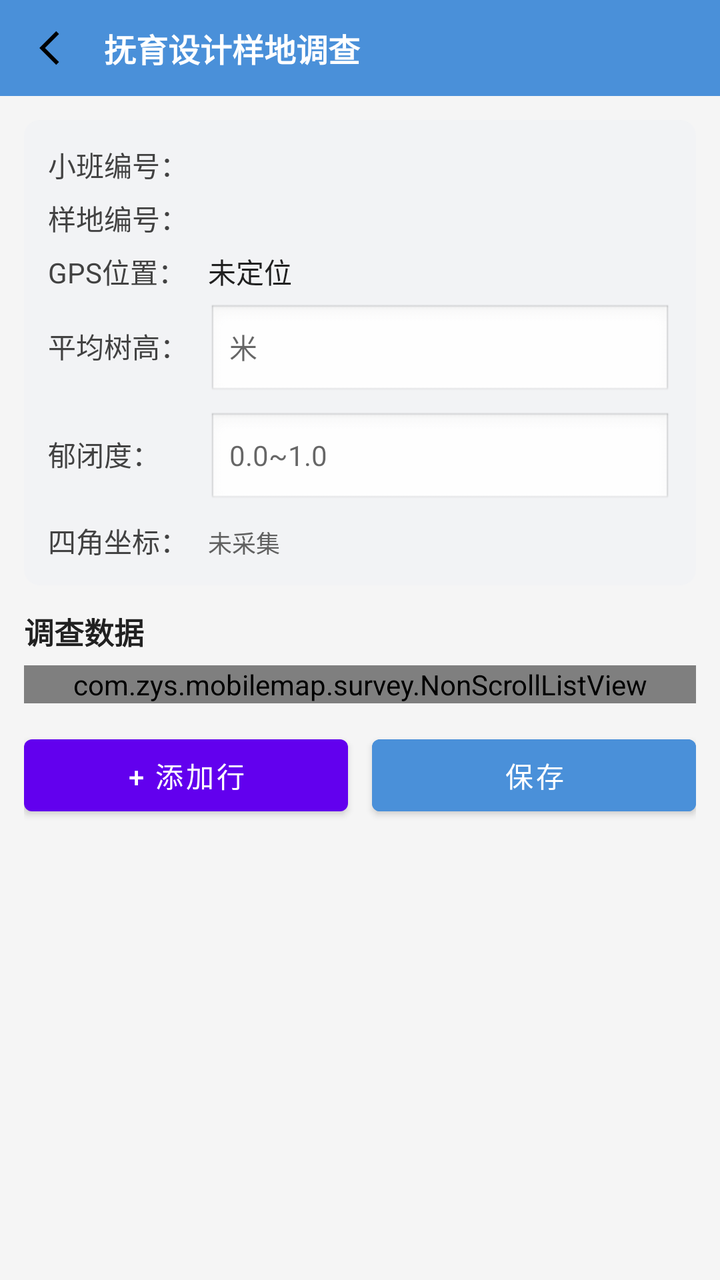
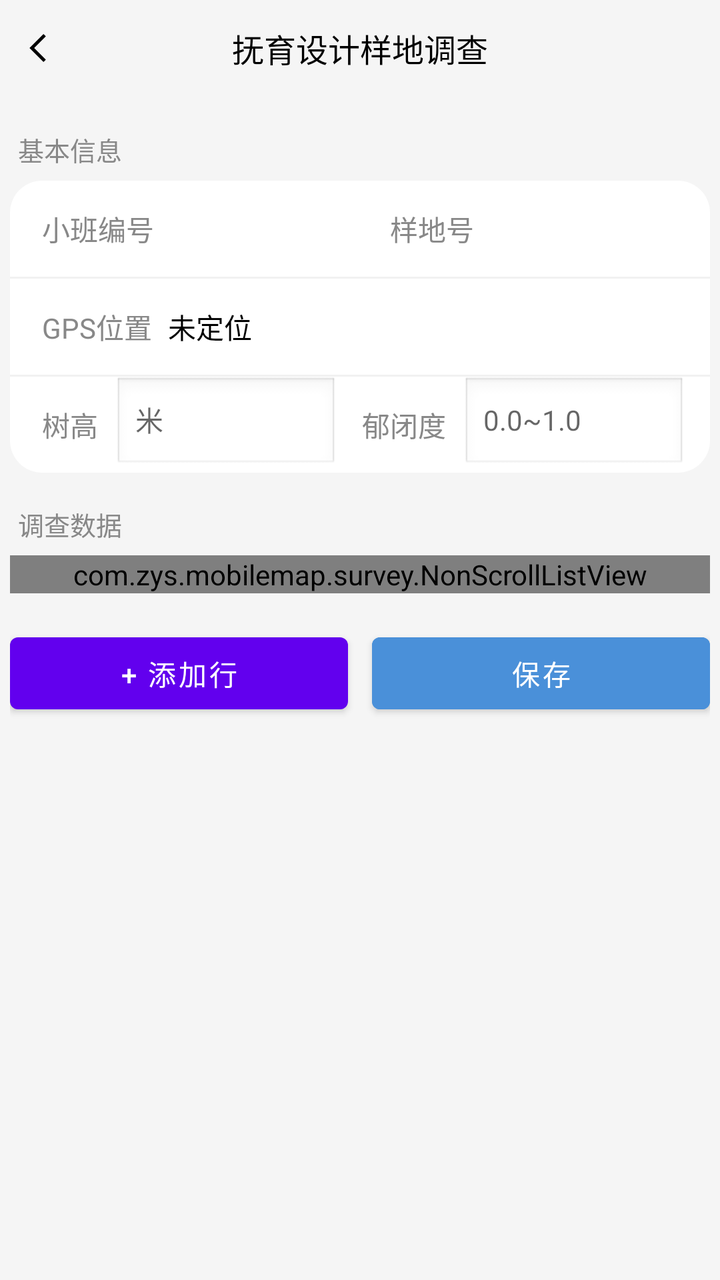

Two renders of the same Android screen: before a commit and after it. Below are the layout's source before the change and the commit's diff.
<!-- AndroidManifest.xml: activity theme Theme.MobileMap -->
<!-- res/layout/activity_sample_survey.xml -->
<?xml version="1.0" encoding="utf-8"?>
<LinearLayout xmlns:android="http://schemas.android.com/apk/res/android"
    android:layout_width="match_parent"
    android:layout_height="match_parent"
    android:orientation="vertical"
    android:background="#F5F5F5">

    
    <LinearLayout
        android:layout_width="match_parent"
        android:layout_height="48dp"
        android:background="#FF4A90D9"
        android:gravity="center_vertical"
        android:orientation="horizontal"
        android:paddingStart="8dp"
        android:paddingEnd="12dp">

        <ImageView
            android:id="@+id/iv_back"
            android:layout_width="36dp"
            android:layout_height="36dp"
            android:padding="6dp"
            android:contentDescription="返回"
            android:src="@drawable/ic_left_arrow_black"
            android:background="?attr/selectableItemBackgroundBorderless" />

        <TextView
            android:layout_width="0dp"
            android:layout_height="wrap_content"
            android:layout_weight="1"
            android:layout_marginStart="8dp"
            android:text="抚育设计样地调查"
            android:textColor="#FFFFFF"
            android:textSize="16sp"
            android:textStyle="bold" />
    </LinearLayout>

    <ScrollView
        android:layout_width="match_parent"
        android:layout_height="0dp"
        android:layout_weight="1"
        android:fillViewport="true">

        <LinearLayout
            android:layout_width="match_parent"
            android:layout_height="wrap_content"
            android:orientation="vertical"
            android:padding="12dp">

            
            <LinearLayout
                android:layout_width="match_parent"
                android:layout_height="wrap_content"
                android:background="@drawable/bg_feature_group"
                android:orientation="vertical"
                android:padding="12dp">

                <LinearLayout
                    android:layout_width="match_parent"
                    android:layout_height="wrap_content"
                    android:orientation="horizontal">
                    <TextView
                        android:layout_width="80dp"
                        android:layout_height="wrap_content"
                        android:text="小班编号："
                        android:textSize="14sp"
                        android:textColor="#424242" />
                    <TextView
                        android:id="@+id/tv_compartment_no"
                        android:layout_width="0dp"
                        android:layout_height="wrap_content"
                        android:layout_weight="1"
                        android:textSize="14sp"
                        android:textColor="#212121" />
                </LinearLayout>

                <LinearLayout
                    android:layout_width="match_parent"
                    android:layout_height="wrap_content"
                    android:layout_marginTop="6dp"
                    android:orientation="horizontal">
                    <TextView
                        android:layout_width="80dp"
                        android:layout_height="wrap_content"
                        android:text="样地编号："
                        android:textSize="14sp"
                        android:textColor="#424242" />
                    <TextView
                        android:id="@+id/tv_plot_no"
                        android:layout_width="0dp"
                        android:layout_height="wrap_content"
                        android:layout_weight="1"
                        android:textSize="14sp"
                        android:textColor="#212121" />
                </LinearLayout>

                <LinearLayout
                    android:layout_width="match_parent"
                    android:layout_height="wrap_content"
                    android:layout_marginTop="6dp"
                    android:orientation="horizontal">
                    <TextView
                        android:layout_width="80dp"
                        android:layout_height="wrap_content"
                        android:text="GPS位置："
                        android:textSize="14sp"
                        android:textColor="#424242" />
                    <TextView
                        android:id="@+id/tv_gps"
                        android:layout_width="0dp"
                        android:layout_height="wrap_content"
                        android:layout_weight="1"
                        android:textSize="14sp"
                        android:textColor="#212121"
                        android:text="未定位" />
                </LinearLayout>

                <LinearLayout
                    android:layout_width="match_parent"
                    android:layout_height="wrap_content"
                    android:layout_marginTop="6dp"
                    android:orientation="horizontal">
                    <TextView
                        android:layout_width="80dp"
                        android:layout_height="wrap_content"
                        android:text="平均树高："
                        android:textSize="14sp"
                        android:textColor="#424242" />
                    <EditText
                        android:id="@+id/et_tree_height"
                        android:layout_width="0dp"
                        android:layout_height="wrap_content"
                        android:layout_weight="1"
                        android:hint="米"
                        android:inputType="numberDecimal"
                        android:textSize="14sp"
                        android:background="@android:drawable/edit_text" />
                </LinearLayout>

                <LinearLayout
                    android:layout_width="match_parent"
                    android:layout_height="wrap_content"
                    android:layout_marginTop="6dp"
                    android:orientation="horizontal">
                    <TextView
                        android:layout_width="80dp"
                        android:layout_height="wrap_content"
                        android:text="郁闭度："
                        android:textSize="14sp"
                        android:textColor="#424242" />
                    <EditText
                        android:id="@+id/et_canopy_density"
                        android:layout_width="0dp"
                        android:layout_height="wrap_content"
                        android:layout_weight="1"
                        android:hint="0.0~1.0"
                        android:inputType="numberDecimal"
                        android:textSize="14sp"
                        android:background="@android:drawable/edit_text" />
                </LinearLayout>

                <LinearLayout
                    android:layout_width="match_parent"
                    android:layout_height="wrap_content"
                    android:layout_marginTop="6dp"
                    android:orientation="horizontal">
                    <TextView
                        android:layout_width="80dp"
                        android:layout_height="wrap_content"
                        android:text="四角坐标："
                        android:textSize="14sp"
                        android:textColor="#424242" />
                    <TextView
                        android:id="@+id/tv_corners"
                        android:layout_width="0dp"
                        android:layout_height="wrap_content"
                        android:layout_weight="1"
                        android:textSize="12sp"
                        android:textColor="#616161"
                        android:text="未采集" />
                </LinearLayout>
            </LinearLayout>

            
            <TextView
                android:layout_width="match_parent"
                android:layout_height="wrap_content"
                android:layout_marginTop="12dp"
                android:text="调查数据"
                android:textSize="15sp"
                android:textStyle="bold"
                android:textColor="#212121" />

            
            <com.zys.mobilemap.survey.NonScrollListView
                android:id="@+id/lv_survey_rows"
                android:layout_width="match_parent"
                android:layout_height="wrap_content"
                android:layout_marginTop="6dp"
                android:divider="#E0E0E0"
                android:dividerHeight="1dp" />

            
            <LinearLayout
                android:layout_width="match_parent"
                android:layout_height="wrap_content"
                android:layout_marginTop="12dp"
                android:layout_marginBottom="16dp"
                android:orientation="horizontal">

                <Button
                    android:id="@+id/btn_add_row"
                    android:layout_width="0dp"
                    android:layout_height="wrap_content"
                    android:layout_weight="1"
                    android:layout_marginEnd="6dp"
                    android:text="+ 添加行"
                    android:textSize="14sp" />

                <Button
                    android:id="@+id/btn_save"
                    android:layout_width="0dp"
                    android:layout_height="wrap_content"
                    android:layout_weight="1"
                    android:layout_marginStart="6dp"
                    android:text="保存"
                    android:textSize="14sp"
                    android:backgroundTint="#FF4A90D9"
                    android:textColor="#FFFFFF" />
            </LinearLayout>
        </LinearLayout>
    </ScrollView>
</LinearLayout>
<!-- resources referenced by this layout -->
<resources>
  <!-- drawable bg_feature_group (drawable) -->
  <?xml version="1.0" encoding="utf-8"?>
  <shape xmlns:android="http://schemas.android.com/apk/res/android" android:shape="rectangle">
      <solid android:color="#F2F3F5" />
      <corners android:radius="8dp" />
  </shape>
  <!-- drawable ic_left_arrow_black (drawable) -->
  <?xml version="1.0" encoding="utf-8"?>
  <vector xmlns:android="http://schemas.android.com/apk/res/android"
      android:width="24dp"
      android:height="24dp"
      android:viewportWidth="24"
      android:viewportHeight="24">
      <path
          android:fillColor="#000000"
          android:pathData="M15.5,5L8.5,12L15.5,19L14.1,20.4L5.7,12L14.1,3.6Z" />
  </vector>
  <style name="Theme.MobileMap" parent="Theme.MaterialComponents.DayNight.DarkActionBar">
          
          <item name="colorPrimary">@color/purple_500</item>
          <item name="colorPrimaryVariant">@color/purple_700</item>
          <item name="colorOnPrimary">@color/white</item>
          
          <item name="colorSecondary">@color/teal_200</item>
          <item name="colorSecondaryVariant">@color/teal_700</item>
          <item name="colorOnSecondary">@color/black</item>
          
          <item name="android:statusBarColor">?attr/colorPrimaryVariant</item>
          
      </style>
  <color name="purple_500">#FF6200EE</color>
  <color name="purple_700">#FF3700B3</color>
  <color name="white">#FFFFFFFF</color>
  <color name="teal_200">#FF03DAC5</color>
  <color name="teal_700">#FF018786</color>
  <color name="black">#FF000000</color>
</resources>

<!-- the commit's change to res/layout/activity_sample_survey.xml (unified diff, before → after) -->
@@ -2,209 +2,228 @@
 <LinearLayout xmlns:android="http://schemas.android.com/apk/res/android"
     android:layout_width="match_parent"
     android:layout_height="match_parent"
-    android:orientation="vertical"
-    android:background="#F5F5F5">
+    android:background="@color/activity_background"
+    android:orientation="vertical">
 
     
-    <LinearLayout
+    <RelativeLayout
         android:layout_width="match_parent"
         android:layout_height="48dp"
-        android:background="#FF4A90D9"
-        android:gravity="center_vertical"
-        android:orientation="horizontal"
+        android:background="@color/activity_background"
         android:paddingStart="8dp"
-        android:paddingEnd="12dp">
+        android:paddingEnd="8dp">
 
         <ImageView
             android:id="@+id/iv_back"
-            android:layout_width="36dp"
-            android:layout_height="36dp"
-            android:padding="6dp"
+            android:layout_width="@dimen/activity_back_image_size"
+            android:layout_height="@dimen/activity_back_image_size"
+            android:layout_centerVertical="true"
+            android:padding="2dp"
             android:contentDescription="返回"
             android:src="@drawable/ic_left_arrow_black"
             android:background="?attr/selectableItemBackgroundBorderless" />
 
         <TextView
-            android:layout_width="0dp"
+            android:layout_width="wrap_content"
             android:layout_height="wrap_content"
-            android:layout_weight="1"
-            android:layout_marginStart="8dp"
+            android:layout_centerInParent="true"
             android:text="抚育设计样地调查"
-            android:textColor="#FFFFFF"
-            android:textSize="16sp"
-            android:textStyle="bold" />
-    </LinearLayout>
+            android:textColor="@color/black"
+            android:textSize="@dimen/activity_title_text_size" />
+    </RelativeLayout>
 
     <ScrollView
         android:layout_width="match_parent"
         android:layout_height="0dp"
         android:layout_weight="1"
-        android:fillViewport="true">
+        android:fillViewport="true"
+        android:scrollbars="none">
 
         <LinearLayout
             android:layout_width="match_parent"
             android:layout_height="wrap_content"
             android:orientation="vertical"
-            android:padding="12dp">
+            android:padding="@dimen/activity_padding_size">
+
+            
+            <TextView
+                android:layout_width="wrap_content"
+                android:layout_height="wrap_content"
+                android:layout_marginTop="12dp"
+                android:paddingStart="4dp"
+                android:text="基本信息"
+                android:textColor="#888888"
+                android:textSize="13sp" />
 
             
             <LinearLayout
                 android:layout_width="match_parent"
                 android:layout_height="wrap_content"
-                android:background="@drawable/bg_feature_group"
-                android:orientation="vertical"
-                android:padding="12dp">
-
+                android:layout_marginTop="6dp"
+                android:background="@drawable/bg_settings_group"
+                android:orientation="vertical">
+
+                
                 <LinearLayout
                     android:layout_width="match_parent"
-                    android:layout_height="wrap_content"
-                    android:orientation="horizontal">
-                    <TextView
-                        android:layout_width="80dp"
-                        android:layout_height="wrap_content"
-                        android:text="小班编号："
-                        android:textSize="14sp"
-                        android:textColor="#424242" />
+                    android:layout_height="48dp"
+                    android:gravity="center_vertical"
+                    android:orientation="horizontal"
+                    android:paddingStart="16dp"
+                    android:paddingEnd="12dp">
+
+                    <TextView
+                        android:layout_width="wrap_content"
+                        android:layout_height="wrap_content"
+                        android:text="小班编号"
+                        android:textColor="#888888"
+                        android:textSize="@dimen/activity_item_text_size" />
+
                     <TextView
                         android:id="@+id/tv_compartment_no"
                         android:layout_width="0dp"
                         android:layout_height="wrap_content"
                         android:layout_weight="1"
-                        android:textSize="14sp"
-                        android:textColor="#212121" />
+                        android:layout_marginStart="8dp"
+                        android:maxLines="1"
+                        android:ellipsize="end"
+                        android:textColor="@color/black"
+                        android:textSize="@dimen/activity_item_text_size" />
+
+                    <TextView
+                        android:layout_width="wrap_content"
+                        android:layout_height="wrap_content"
+                        android:layout_marginStart="12dp"
+                        android:text="样地号"
+                        android:textColor="#888888"
+                        android:textSize="@dimen/activity_item_text_size" />
+
+                    <TextView
+                        android:id="@+id/tv_plot_no"
+                        android:layout_width="0dp"
+                        android:layout_height="wrap_content"
+                        android:layout_weight="1"
+                        android:layout_marginStart="8dp"
+                        android:maxLines="1"
+                        android:ellipsize="end"
+                        android:textColor="@color/black"
+                        android:textSize="@dimen/activity_item_text_size" />
                 </LinearLayout>
 
+                <View android:layout_width="match_parent" android:layout_height="1dp" android:background="#F1F1F1" />
+
+                
                 <LinearLayout
                     android:layout_width="match_parent"
-                    android:layout_height="wrap_content"
-                    android:layout_marginTop="6dp"
-                    android:orientation="horizontal">
-                    <TextView
-                        android:layout_width="80dp"
-                        android:layout_height="wrap_content"
-                        android:text="样地编号："
-                        android:textSize="14sp"
-                        android:textColor="#424242" />
-                    <TextView
-                        android:id="@+id/tv_plot_no"
-                        android:layout_width="0dp"
-                        android:layout_height="wrap_content"
-                        android:layout_weight="1"
-                        android:textSize="14sp"
-                        android:textColor="#212121" />
+                    android:layout_height="48dp"
+                    android:gravity="center_vertical"
+                    android:orientation="horizontal"
+                    android:paddingStart="16dp"
+                    android:paddingEnd="12dp">
+
+                    <TextView
+                        android:layout_width="wrap_content"
+                        android:layout_height="wrap_content"
+                        android:text="GPS位置"
+                        android:textColor="#888888"
+                        android:textSize="@dimen/activity_item_text_size" />
+
+                    <TextView
+                        android:id="@+id/tv_gps"
+                        android:layout_width="0dp"
+                        android:layout_height="wrap_content"
+                        android:layout_weight="1"
+                        android:layout_marginStart="8dp"
+                        android:maxLines="1"
+                        android:ellipsize="end"
+                        android:text="未定位"
+                        android:textColor="@color/black"
+                        android:textSize="@dimen/activity_item_text_size" />
                 </LinearLayout>
 
+                <View android:layout_width="match_parent" android:layout_height="1dp" android:background="#F1F1F1" />
+
+                
                 <LinearLayout
                     android:layout_width="match_parent"
-                    android:layout_height="wrap_content"
-                    android:layout_marginTop="6dp"
-                    android:orientation="horizontal">
-                    <TextView
-                        android:layout_width="80dp"
-                        android:layout_height="wrap_content"
-                        android:text="GPS位置："
-                        android:textSize="14sp"
-                        android:textColor="#424242" />
-                    <TextView
-                        android:id="@+id/tv_gps"
-                        android:layout_width="0dp"
-                        android:layout_height="wrap_content"
-                        android:layout_weight="1"
-                        android:textSize="14sp"
-                        android:textColor="#212121"
-                        android:text="未定位" />
-                </LinearLayout>
-
-                <LinearLayout
-                    android:layout_width="match_parent"
-                    android:layout_height="wrap_content"
-                    android:layout_marginTop="6dp"
-                    android:orientation="horizontal">
-                    <TextView
-                        android:layout_width="80dp"
-                        android:layout_height="wrap_content"
-                        android:text="平均树高："
-                        android:textSize="14sp"
-                        android:textColor="#424242" />
+                    android:layout_height="48dp"
+                    android:gravity="center_vertical"
+                    android:orientation="horizontal"
+                    android:paddingStart="16dp"
+                    android:paddingEnd="12dp">
+
+                    <TextView
+                        android:layout_width="wrap_content"
+                        android:layout_height="wrap_content"
+                        android:text="树高"
+                        android:textColor="#888888"
+                        android:textSize="@dimen/activity_item_text_size" />
+
                     <EditText
                         android:id="@+id/et_tree_height"
                         android:layout_width="0dp"
                         android:layout_height="wrap_content"
                         android:layout_weight="1"
+                        android:layout_marginStart="8dp"
                         android:hint="米"
                         android:inputType="numberDecimal"
-                        android:textSize="14sp"
+                        android:textColor="@color/black"
+                        android:textSize="@dimen/activity_item_text_size"
+                        android:background="@android:drawable/edit_text" />
+
+                    <TextView
+                        android:layout_width="wrap_content"
+                        android:layout_height="wrap_content"
+                        android:layout_marginStart="12dp"
+                        android:text="郁闭度"
+                        android:textColor="#888888"
+                        android:textSize="@dimen/activity_item_text_size" />
+
+                    <EditText
+                        android:id="@+id/et_canopy_density"
+                        android:layout_width="0dp"
+                        android:layout_height="wrap_content"
+                        android:layout_weight="1"
+                        android:layout_marginStart="8dp"
+                        android:hint="0.0~1.0"
+                        android:inputType="numberDecimal"
+                        android:textColor="@color/black"
+                        android:textSize="@dimen/activity_item_text_size"
                         android:background="@android:drawable/edit_text" />
                 </LinearLayout>
-
-                <LinearLayout
-                    android:layout_width="match_parent"
-                    android:layout_height="wrap_content"
-                    android:layout_marginTop="6dp"
-                    android:orientation="horizontal">
-                    <TextView
-                        android:layout_width="80dp"
-                        android:layout_height="wrap_content"
-                        android:text="郁闭度："
-                        android:textSize="14sp"
-                        android:textColor="#424242" />
-                    <EditText
-                        android:id="@+id/et_canopy_density"
-                        android:layout_width="0dp"
-                        android:layout_height="wrap_content"
-                        android:layout_weight="1"
-                        android:hint="0.0~1.0"
-                        android:inputType="numberDecimal"
-                        android:textSize="14sp"
-                        android:background="@android:drawable/edit_text" />
-                </LinearLayout>
-
-                <LinearLayout
-                    android:layout_width="match_parent"
-                    android:layout_height="wrap_content"
-                    android:layout_marginTop="6dp"
-                    android:orientation="horizontal">
-                    <TextView
-                        android:layout_width="80dp"
-                        android:layout_height="wrap_content"
-                        android:text="四角坐标："
-                        android:textSize="14sp"
-                        android:textColor="#424242" />
-                    <TextView
-                        android:id="@+id/tv_corners"
-                        android:layout_width="0dp"
-                        android:layout_height="wrap_content"
-                        android:layout_weight="1"
-                        android:textSize="12sp"
-                        android:textColor="#616161"
-                        android:text="未采集" />
-                </LinearLayout>
             </LinearLayout>
 
             
             <TextView
-                android:layout_width="match_parent"
-                android:layout_height="wrap_content"
-                android:layout_marginTop="12dp"
+                android:layout_width="wrap_content"
+                android:layout_height="wrap_content"
+                android:layout_marginTop="16dp"
+                android:paddingStart="4dp"
                 android:text="调查数据"
-                android:textSize="15sp"
-                android:textStyle="bold"
-                android:textColor="#212121" />
-
-            
-            <com.zys.mobilemap.survey.NonScrollListView
-                android:id="@+id/lv_survey_rows"
-                android:layout_width="match_parent"
-                android:layout_height="wrap_content"
-                android:layout_marginTop="6dp"
-                android:divider="#E0E0E0"
-                android:dividerHeight="1dp" />
+                android:textColor="#888888"
+                android:textSize="13sp" />
 
             
             <LinearLayout
                 android:layout_width="match_parent"
                 android:layout_height="wrap_content"
-                android:layout_marginTop="12dp"
+                android:layout_marginTop="6dp"
+                android:background="@drawable/bg_settings_group"
+                android:orientation="vertical">
+
+                <com.zys.mobilemap.survey.NonScrollListView
+                    android:id="@+id/lv_survey_rows"
+                    android:layout_width="match_parent"
+                    android:layout_height="wrap_content"
+                    android:divider="#F1F1F1"
+                    android:dividerHeight="1dp" />
+            </LinearLayout>
+
+            
+            <LinearLayout
+                android:layout_width="match_parent"
+                android:layout_height="wrap_content"
+                android:layout_marginTop="16dp"
                 android:layout_marginBottom="16dp"
                 android:orientation="horizontal">
 
@@ -215,7 +234,7 @@
                     android:layout_weight="1"
                     android:layout_marginEnd="6dp"
                     android:text="+ 添加行"
-                    android:textSize="14sp" />
+                    android:textSize="@dimen/activity_item_text_size" />
 
                 <Button
                     android:id="@+id/btn_save"
@@ -224,7 +243,7 @@
                     android:layout_weight="1"
                     android:layout_marginStart="6dp"
                     android:text="保存"
-                    android:textSize="14sp"
+                    android:textSize="@dimen/activity_item_text_size"
                     android:backgroundTint="#FF4A90D9"
                     android:textColor="#FFFFFF" />
             </LinearLayout>
<!-- resource entries referenced after the edit -->
@@ -1,11 +1,6 @@
 <!-- resources referenced by this layout -->
 <resources>
-  <!-- drawable bg_feature_group (drawable) -->
-  <?xml version="1.0" encoding="utf-8"?>
-  <shape xmlns:android="http://schemas.android.com/apk/res/android" android:shape="rectangle">
-      <solid android:color="#F2F3F5" />
-      <corners android:radius="8dp" />
-  </shape>
+  <color name="activity_background">#F5F5F5</color>
   <!-- drawable ic_left_arrow_black (drawable) -->
   <?xml version="1.0" encoding="utf-8"?>
   <vector xmlns:android="http://schemas.android.com/apk/res/android"
@@ -36,5 +31,15 @@
   <color name="teal_200">#FF03DAC5</color>
   <color name="teal_700">#FF018786</color>
   <color name="black">#FF000000</color>
+  <dimen name="activity_back_image_size">24dp</dimen>
+  <dimen name="activity_item_text_size">14sp</dimen>
+  <dimen name="activity_padding_size">5dp</dimen>
+  <dimen name="activity_title_text_size">16sp</dimen>
+  <!-- drawable bg_settings_group (drawable) -->
+  <?xml version="1.0" encoding="utf-8"?>
+  <shape xmlns:android="http://schemas.android.com/apk/res/android" android:shape="rectangle">
+      <solid android:color="#FFFFFF" />
+      <corners android:radius="16dp" />
+  </shape>
 </resources>
 
